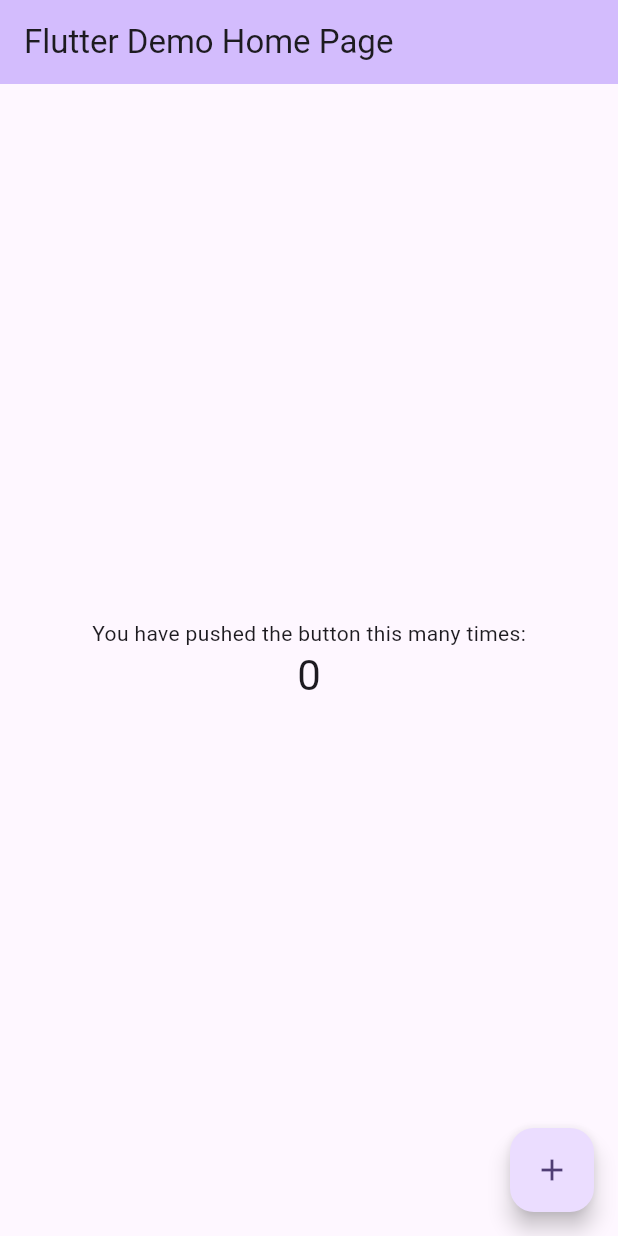
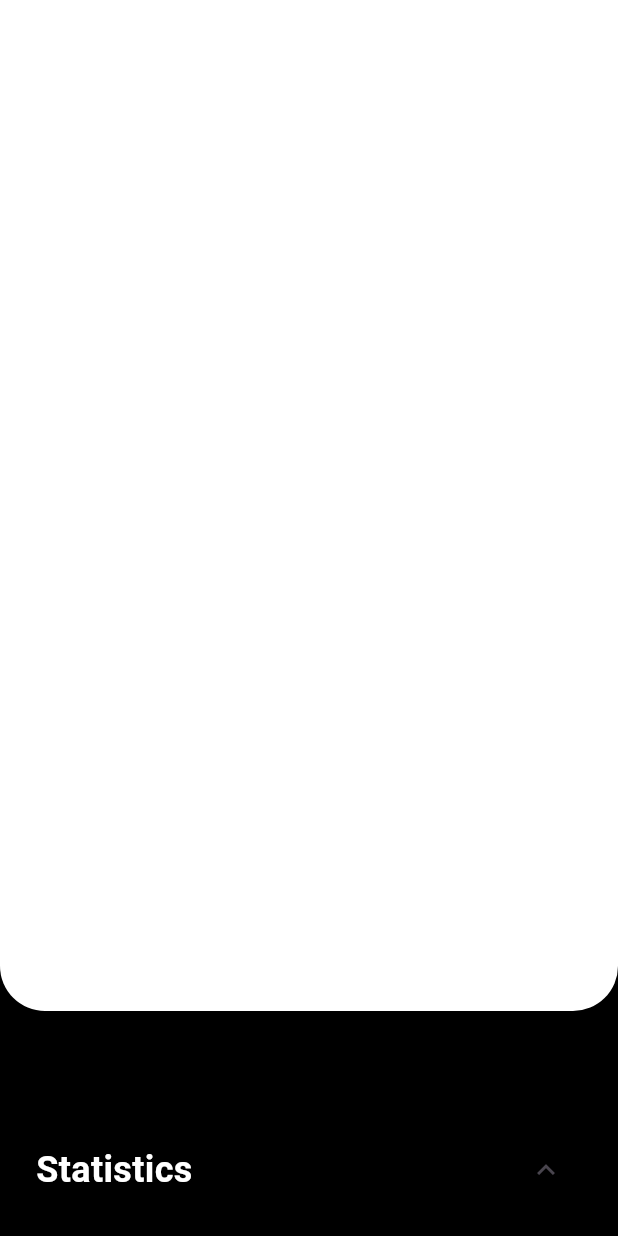
Before and after one commit to mohammadmohseni9/fitness_tracker_day2, a Flutter app: the screen it shows after launch, on a phone screen of 412 x 824 dp. Run offline on Flutter 3.47's test engine with Material 3 defaults, Android fonts, the phone set to English and light mode, and no system bars; our stand-ins replace page_transition.

Commit message:
create page route

```diff
--- a/lib/main.dart
+++ b/lib/main.dart
@@ -1,4 +1,5 @@
 import 'package:flutter/material.dart';
+import 'package:page_transition/page_transition.dart';
 
 void main() {
   runApp(const MyApp());
@@ -12,114 +13,74 @@
   Widget build(BuildContext context) {
     return MaterialApp(
       title: 'Flutter Demo',
+      debugShowCheckedModeBanner: false,
       theme: ThemeData(
-        // This is the theme of your application.
-        //
-        // TRY THIS: Try running your application with "flutter run". You'll see
-        // the application has a purple toolbar. Then, without quitting the app,
-        // try changing the seedColor in the colorScheme below to Colors.green
-        // and then invoke "hot reload" (save your changes or press the "hot
-        // reload" button in a Flutter-supported IDE, or press "r" if you used
-        // the command line to start the app).
-        //
-        // Notice that the counter didn't reset back to zero; the application
-        // state is not lost during the reload. To reset the state, use hot
-        // restart instead.
-        //
-        // This works for code too, not just values: Most code changes can be
-        // tested with just a hot reload.
         colorScheme: ColorScheme.fromSeed(seedColor: Colors.deepPurple),
         useMaterial3: true,
       ),
-      home: const MyHomePage(title: 'Flutter Demo Home Page'),
+      home: const mainPage(),
     );
   }
 }
 
-class MyHomePage extends StatefulWidget {
-  const MyHomePage({super.key, required this.title});
-
-  // This widget is the home page of your application. It is stateful, meaning
-  // that it has a State object (defined below) that contains fields that affect
-  // how it looks.
-
-  // This class is the configuration for the state. It holds the values (in this
-  // case the title) provided by the parent (in this case the App widget) and
-  // used by the build method of the State. Fields in a Widget subclass are
-  // always marked "final".
-
-  final String title;
+class mainPage extends StatefulWidget {
+  const mainPage({super.key});
 
   @override
-  State<MyHomePage> createState() => _MyHomePageState();
+  State<mainPage> createState() => _mainPageState();
 }
 
-class _MyHomePageState extends State<MyHomePage> {
-  int _counter = 0;
-
-  void _incrementCounter() {
-    setState(() {
-      // This call to setState tells the Flutter framework that something has
-      // changed in this State, which causes it to rerun the build method below
-      // so that the display can reflect the updated values. If we changed
-      // _counter without calling setState(), then the build method would not be
-      // called again, and so nothing would appear to happen.
-      _counter++;
-    });
-  }
-
+class _mainPageState extends State<mainPage> {
   @override
   Widget build(BuildContext context) {
-    // This method is rerun every time setState is called, for instance as done
-    // by the _incrementCounter method above.
-    //
-    // The Flutter framework has been optimized to make rerunning build methods
-    // fast, so that you can just rebuild anything that needs updating rather
-    // than having to individually change instances of widgets.
     return Scaffold(
-      appBar: AppBar(
-        // TRY THIS: Try changing the color here to a specific color (to
-        // Colors.amber, perhaps?) and trigger a hot reload to see the AppBar
-        // change color while the other colors stay the same.
-        backgroundColor: Theme.of(context).colorScheme.inversePrimary,
-        // Here we take the value from the MyHomePage object that was created by
-        // the App.build method, and use it to set our appbar title.
-        title: Text(widget.title),
+      backgroundColor: Colors.black,
+      body: Stack(
+        children: [
+          Positioned(
+            left: 0,
+            right: 0,
+            bottom: 150,
+            top: 0,
+            child: Container(
+              decoration: const BoxDecoration(
+                  color: Colors.white,
+                  borderRadius: BorderRadius.only(
+                    bottomLeft: Radius.circular(30),
+                    bottomRight: Radius.circular(30),
+                  )),
             ),
-      body: Center(
-        // Center is a layout widget. It takes a single child and positions it
-        // in the middle of the parent.
-        child: Column(
-          // Column is also a layout widget. It takes a list of children and
-          // arranges them vertically. By default, it sizes itself to fit its
-          // children horizontally, and tries to be as tall as its parent.
-          //
-          // Column has various properties to control how it sizes itself and
-          // how it positions its children. Here we use mainAxisAlignment to
-          // center the children vertically; the main axis here is the vertical
-          // axis because Columns are vertical (the cross axis would be
-          // horizontal).
-          //
-          // TRY THIS: Invoke "debug painting" (choose the "Toggle Debug Paint"
-          // action in the IDE, or press "p" in the console), to see the
-          // wireframe for each widget.
-          mainAxisAlignment: MainAxisAlignment.center,
-          children: <Widget>[
+          ),
+          Positioned(
+              left: 0,
+              right: 0,
+              bottom: 0,
+              child: Container(
+                padding: const EdgeInsets.symmetric(horizontal: 24),
+                height: 88,
+                child: Row(
+                  mainAxisAlignment: MainAxisAlignment.spaceBetween,
+                  children: [
                     const Text(
-              'You have pushed the button this many times:',
+                      "Statistics",
+                      style: TextStyle(
+                        color: Colors.white,
+                        fontSize: 24,
+                        fontWeight: FontWeight.bold,
                       ),
-            Text(
-              '$_counter',
-              style: Theme.of(context).textTheme.headlineMedium,
+                    ),
+                    IconButton(
+                      onPressed: () {
+                        Navigator.of(context)
+                            .push(PageTransition(child: , type: null));
+                      },
+                      icon: const Icon(Icons.keyboard_arrow_up),
                     ),
                   ],
                 ),
+              )),
+        ],
       ),
-      floatingActionButton: FloatingActionButton(
-        onPressed: _incrementCounter,
-        tooltip: 'Increment',
-        child: const Icon(Icons.add),
-      ), // This trailing comma makes auto-formatting nicer for build methods.
     );
   }
 }
--- a/pubspec.yaml
+++ b/pubspec.yaml
@@ -35,6 +35,7 @@ dependencies:
   # The following adds the Cupertino Icons font to your application.
   # Use with the CupertinoIcons class for iOS style icons.
   cupertino_icons: ^1.0.6
+  page_transition: ^2.1.0
 
 dev_dependencies:
   flutter_test:
```
Also changed, not shown: pubspec.lock. Lines whose indentation alone changed are shown as unchanged.
